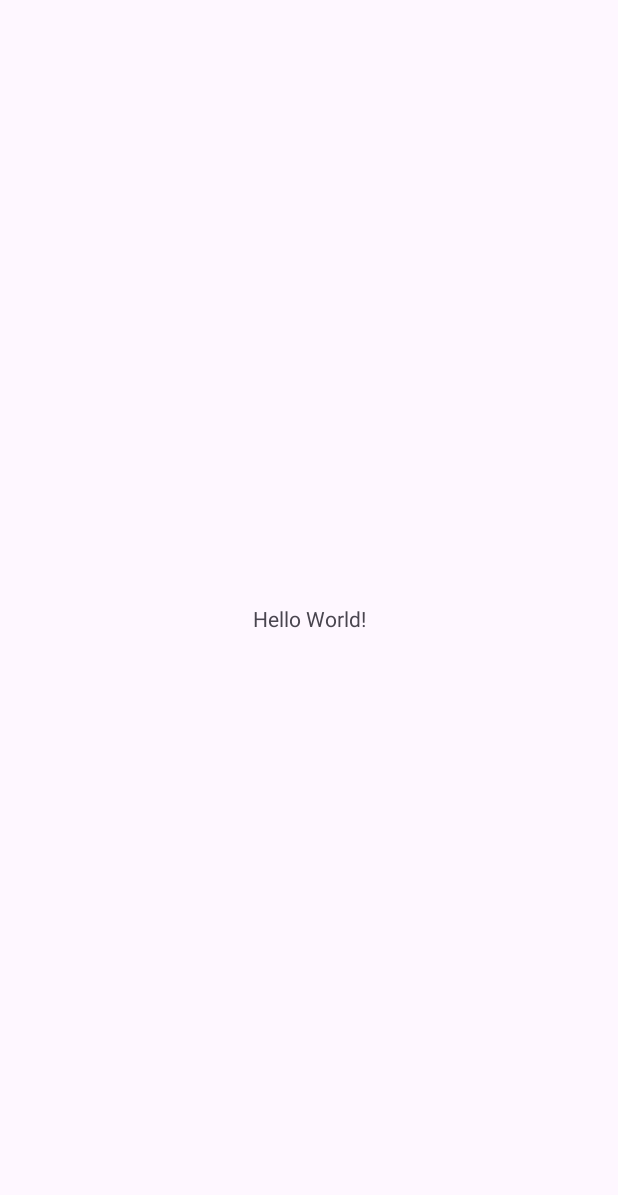
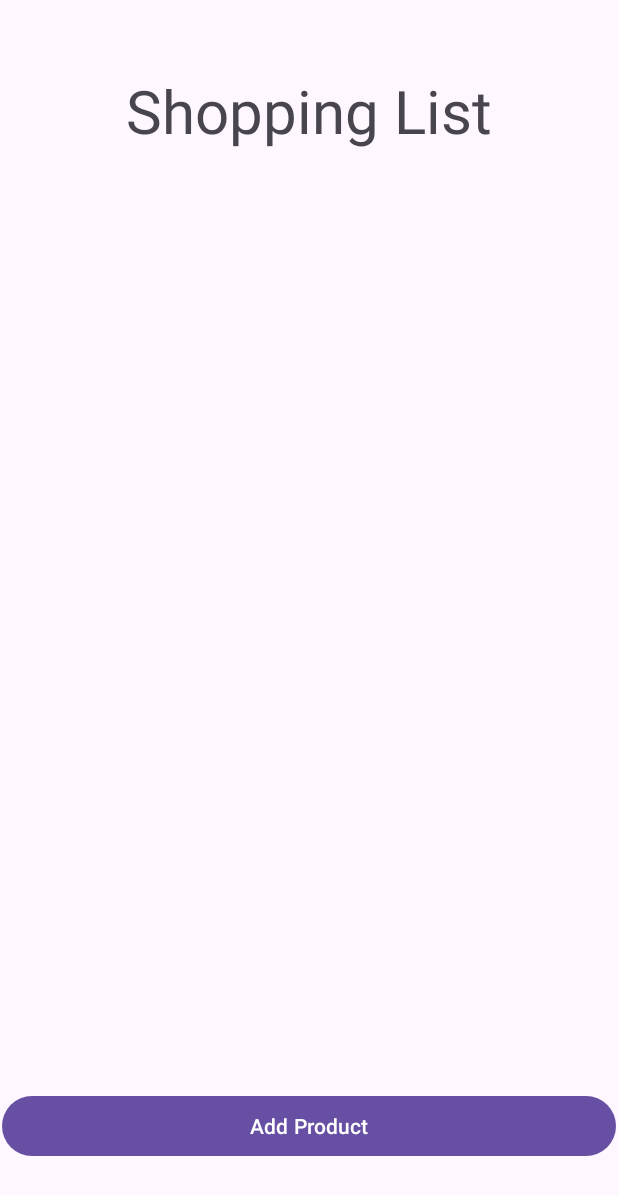
Before and after one commit to maxhaswiss/335-Shoppinglist, an Android app: the screen it shows after launch (MainActivity), on a phone screen of 412 x 824 dp. Before the commit the part shown is almost empty. Shown: the top 1195 px of the screen. Run offline under Robolectric (Android 15) with nearby library versions, the phone set to English and light mode, and no system bars.

Commit message:
added files

```diff
--- a/app/src/main/res/layout/activity_main.xml
+++ b/app/src/main/res/layout/activity_main.xml
@@ -7,13 +7,42 @@
     android:layout_height="match_parent"
     tools:context=".MainActivity">
 
-    <TextView
-        android:layout_width="wrap_content"
-        android:layout_height="wrap_content"
-        android:text="Hello World!"
+    <LinearLayout
+        android:layout_width="409dp"
+        android:layout_height="729dp"
+        android:layout_marginStart="1dp"
+        android:layout_marginEnd="1dp"
+        android:layout_marginBottom="1dp"
+        android:orientation="vertical"
         app:layout_constraintBottom_toBottomOf="parent"
         app:layout_constraintEnd_toEndOf="parent"
         app:layout_constraintStart_toStartOf="parent"
-        app:layout_constraintTop_toTopOf="parent" />
+        app:layout_constraintTop_toTopOf="parent">
+
+        <TextView
+            android:id="@+id/textViewTitle"
+            android:layout_width="match_parent"
+            android:layout_height="wrap_content"
+            android:text="Shopping List"
+            android:textAlignment="center"
+            android:textSize="40sp" />
+
+        <FrameLayout
+            android:layout_width="match_parent"
+            android:layout_height="wrap_content">
+
+            <ListView
+                android:layout_width="match_parent"
+                android:layout_height="626dp">
+
+            </ListView>
+        </FrameLayout>
+
+        <Button
+            android:id="@+id/buttonProduct"
+            android:layout_width="match_parent"
+            android:layout_height="wrap_content"
+            android:text="Add Product" />
+    </LinearLayout>
 
 </androidx.constraintlayout.widget.ConstraintLayout>
--- /dev/null
+++ b/build.gradle.kts
@@ -0,0 +1,4 @@
+// Top-level build file where you can add configuration options common to all sub-projects/modules.
+plugins {
+    alias(libs.plugins.android.application) apply false
+}
```
Also changed, not shown: gradle.properties (added, +21 -0 lines), gradle/libs.versions.toml (added, +21 -0 lines), settings.gradle.kts (added, +23 -0 lines), gradle/wrapper/gradle-wrapper.properties (added), 6 other files.
